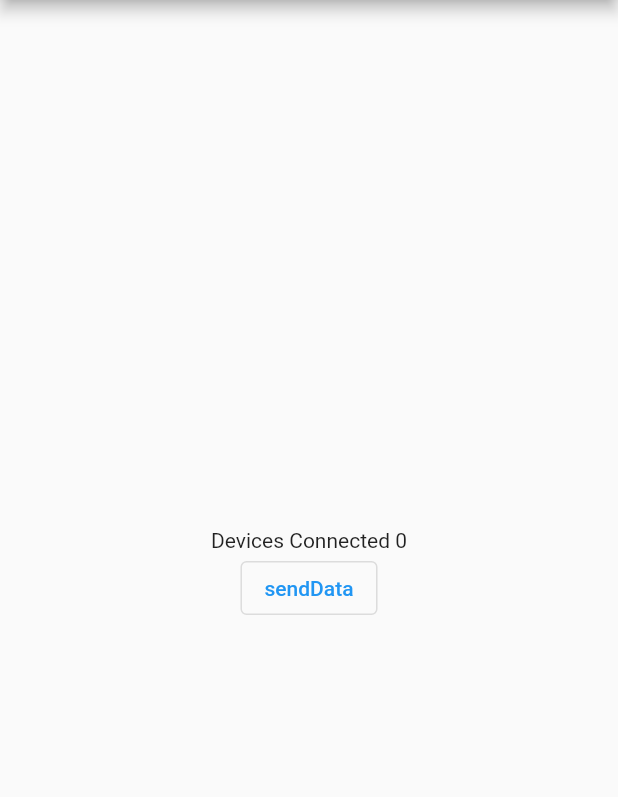
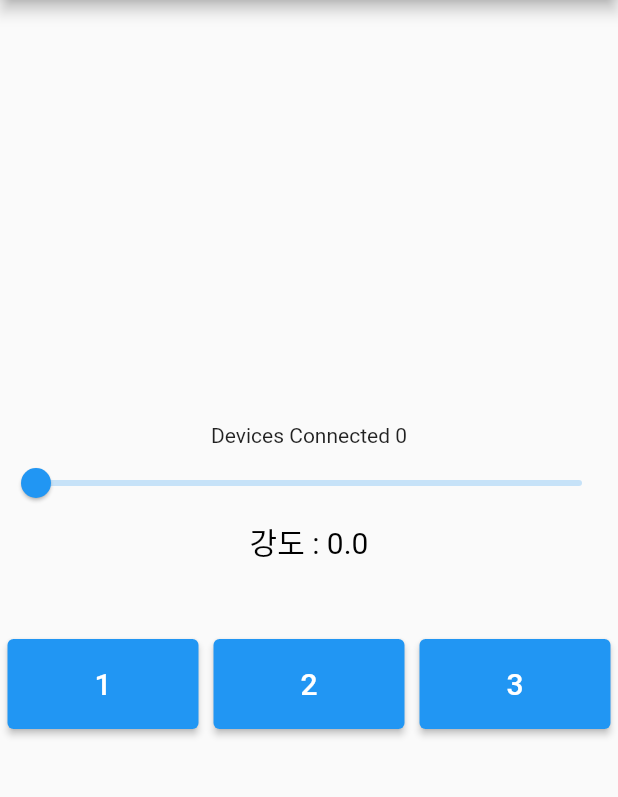
Before and after one commit to soogil/flutter_ble_peripheral, a Flutter app: the screen it shows after launch, on a phone screen of 412 x 824 dp, the part 84-881 px from its top. Run offline on Flutter 3.47's test engine with Material 2 defaults, Android fonts, the phone set to English and light mode, and no system bars.

Commit message:
ble mitt type 정의, mittType에 따라 데이터 다르게 전달

```diff
--- a/example/lib/main.dart
+++ b/example/lib/main.dart
@@ -17,48 +17,14 @@ class FlutterBlePeripheralExample extends StatefulWidget {
       _FlutterBlePeripheralExampleState();
 }
 
-class _FlutterBlePeripheralExampleState
-    extends State<FlutterBlePeripheralExample> {
+class _FlutterBlePeripheralExampleState extends State<FlutterBlePeripheralExample> {
   final FlutterBlePeripheral blePeripheral = FlutterBlePeripheral();
   final AdvertiseData _data = AdvertiseData();
-  bool _isBroadcasting = false;
-  bool? _isSupported;
+  double sliderValue = 0;
 
   @override
   void initState() {
     super.initState();
-    // setState(() {
-    //   _data.includeDeviceName = false;
-    //   _data.uuid = 'bf27730d-860a-4e09-889c-2d8b6a9e0fe7';
-    //   _data.manufacturerId = 1234;
-    //   _data.timeout = 1000;
-    //   _data.manufacturerData = [1, 2, 3, 4, 5, 6];
-    //   _data.txPowerLevel = AdvertisePower.ADVERTISE_TX_POWER_ULTRA_LOW;
-    //   _data.advertiseMode = AdvertiseMode.ADVERTISE_MODE_LOW_LATENCY;
-    // });
-    // initPlatformState();
-  }
-
-  Future<void> initPlatformState() async {
-    final isSupported = await blePeripheral.isSupported();
-    setState(() {
-      _isSupported = isSupported;
-    });
-  }
-
-  void _toggleAdvertise() async {
-    // if (await blePeripheral.isAdvertising()) {
-    //   blePeripheral.sendData();
-    //   await blePeripheral.stop();
-    //   setState(() {
-    //     _isBroadcasting = false;
-    //   });
-    // } else {
-    //   await blePeripheral.start(_data);
-    //   setState(() {
-    //     _isBroadcasting = true;
-    //   });
-    // }
   }
 
   @override
@@ -84,20 +50,70 @@ class _FlutterBlePeripheralExampleState
                         return Text(snapShotData.data!);
                       }
                   ),
-                  OutlinedButton(
+                  Slider(
+                    value: sliderValue,
+                    onChanged: (value) {
+                      setState(() {
+                        sliderValue = value.roundToDouble();
+                      });
+                    },
+                    min: 0,
+                    max: 255,
+                  ),
+                  Text(
+                    '강도 : $sliderValue',
+                    style: const TextStyle(
+                      fontSize: 20,
+                      color: Colors.black,
+                    ),
+                  ),
+                  const SizedBox(height: 50,),
+                  Row(
+                    children: List.generate(3, (index) => _targetButton(index))
+                  ),
+                  // _doubleTargetButton()
+                ]
+            )
+        ),
+      ),
+    );
+  }
+
+  Widget _doubleTargetButton() {
+    return OutlinedButton(
         onPressed: () async {
           // if (await blePeripheral.isAdvertising()) {
-                          blePeripheral.sendData();
+          blePeripheral.sendData(strength: sliderValue,);
           // }
         },
         child: Text(
           'sendData',
-                        style: Theme.of(context)
+          style: Theme
+              .of(context)
               .primaryTextTheme
               .button!
               .copyWith(color: Colors.blue),
-                      )),
-            ])),
+        )
+    );
+  }
+
+  Widget _targetButton(int position) {
+    return Expanded(
+      child: Container(
+        height: 60,
+        margin: const EdgeInsets.only(left: 5, right: 5),
+        child: ElevatedButton(
+            onPressed: () {
+              blePeripheral.sendData(strength: sliderValue, position: position + 1);
+            },
+            child: Text(
+              (position + 1).toString(),
+              style: const TextStyle(
+                fontSize: 20,
+                color: Colors.white,
+              ),
+            )
+        ),
       ),
     );
   }
--- a/lib/src/flutter_ble_peripheral.dart
+++ b/lib/src/flutter_ble_peripheral.dart
@@ -5,6 +5,7 @@
  */
 
 import 'dart:async';
+import 'dart:convert';
 
 import 'package:flutter/services.dart';
 
@@ -79,8 +80,16 @@ class FlutterBlePeripheral {
     return _eventChannel.receiveBroadcastStream().cast<bool>();
   }
 
-  Future sendData() {
-    return _methodChannel.invokeMethod('sendData');
+  Future sendData({int position = -1, required double strength}) {
+    // final map = value.asMap().map<String, double>((key, value) =>  MapEntry('$key', value));
+    final Map<String, dynamic> jsonMap = {
+      ...position > -1 ? {'position': position} : {},
+      'strength': strength,
+    };
+
+    final result = json.encode(jsonMap);
+
+    return _methodChannel.invokeMethod('sendData', result);
   }
 
   Stream<String> get getConnectedDeviceCountToString =>
```
Also changed, not shown: 1 other file. Lines whose indentation alone changed are shown as unchanged.
